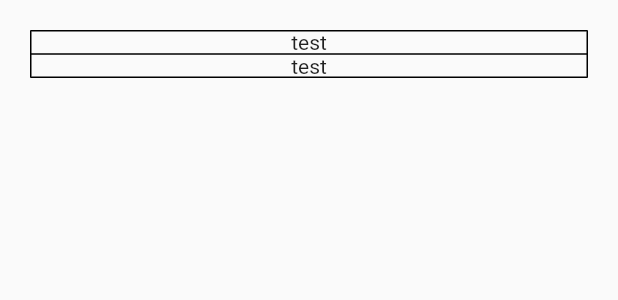
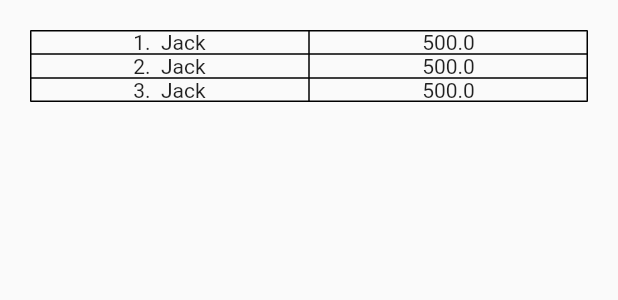
Before and after one commit to JonathanConn/Masteri_App, a Flutter app: the ScorePage widget shown alone on an empty page, opened directly, on a phone screen of 412 x 824 dp. Shown: the top 300 px of the screen. Run offline on Flutter 3.47's test engine with Material 2 defaults, Android fonts, the phone set to English and light mode, and no system bars; our stand-ins replace cloud_firestore, firebase_auth; accounts and stored records are empty.

Commit message:
changed table structure

```diff
--- a/lib/data/score.dart
+++ b/lib/data/score.dart
@@ -2,24 +2,30 @@ import 'package:flutter/material.dart';
 import 'package:cloud_firestore/cloud_firestore.dart';
 
 class ScorePage extends StatelessWidget {
+
  @override
  Widget build(BuildContext context) {
    return Container(
      padding: EdgeInsets.all(20),
      child: Table(
+       defaultColumnWidth: FlexColumnWidth(5),
        border: TableBorder.all(width: 1.0, color: Colors.black),
        children: [
-        TableRow(
-          children:[
-            new Text("test", textAlign: TextAlign.center)
-          ]
-        ),
-        TableRow(
-          children: [
-            new Text("test", textAlign: TextAlign.center)
-          ]
-        ),
-      ]),
+        _buildRow(1, "Jack", 500),
+        _buildRow(2, "Jack", 500),
+        _buildRow(3, "Jack", 500),
+      ]
+    ),
    );
  }
+
+ TableRow _buildRow(int place, String name, double score){
+   return TableRow(
+    children:[
+      Text(place.toString() + ".\t " + name, textAlign: TextAlign.center),
+      Text(score.toString(), textAlign: TextAlign.center)
+    ],
+   );
+ }
+
 }
```
